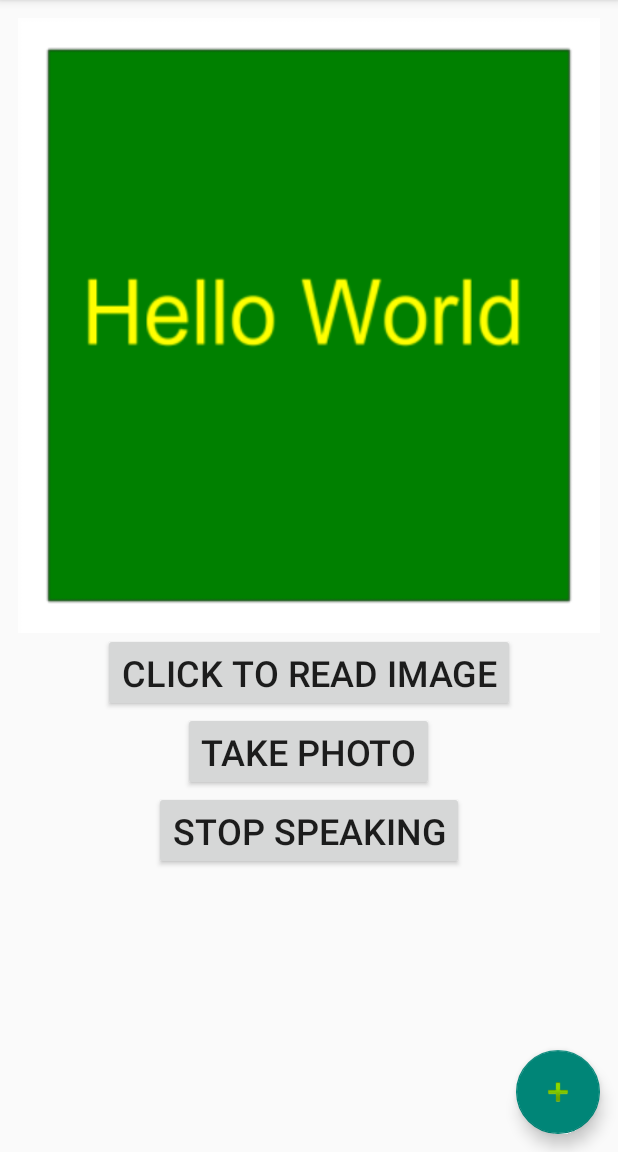
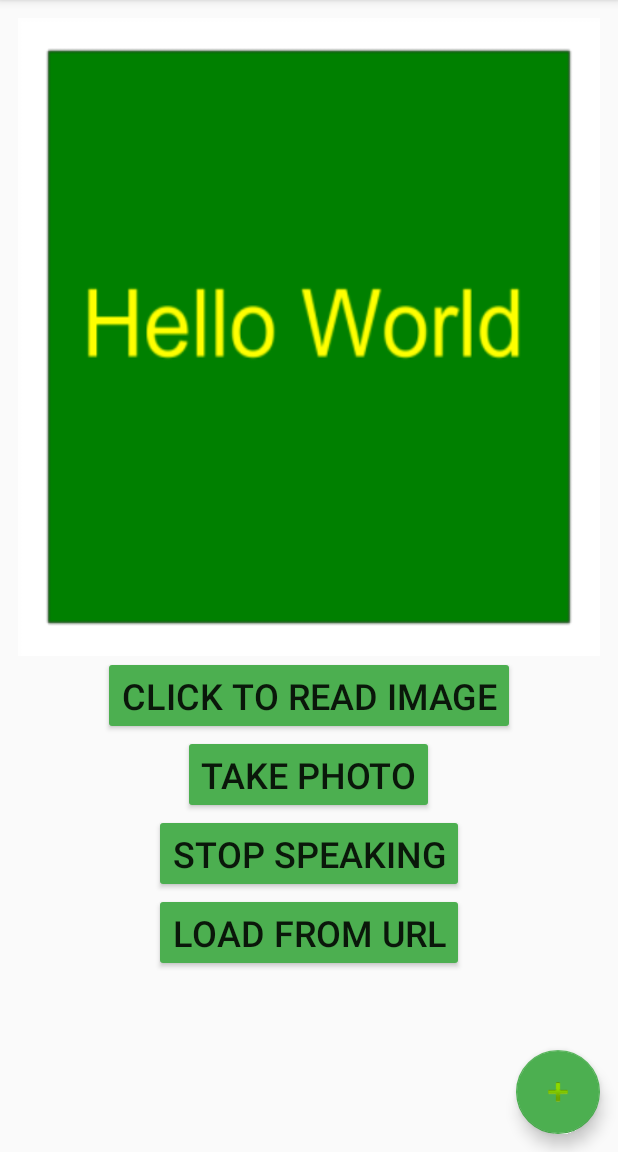
Before and after one commit to Shrehit/VisionBuddy, an Android app: the screen it shows after launch (MainActivity), on a phone screen of 412 x 824 dp, the part 84-1236 px from its top. Run offline under Robolectric (Android 15) with nearby library versions, the phone set to English and light mode, and no system bars; our stand-ins replace Picasso.

```diff
--- a/app/build.gradle
+++ b/app/build.gradle
@@ -32,4 +32,8 @@ dependencies {
     implementation 'com.android.support:support-v13:28.0.0'
     implementation 'com.commonsware.cwac:provider:0.5.0'
     implementation 'com.android.support:design:28.0.0'
+    implementation ('com.squareup.picasso:picasso:2.71828') {
+        exclude group: 'com.android.support'
+        exclude module: ['exifinterface', 'support-annotations']
+    }
 }
--- a/app/src/main/AndroidManifest.xml
+++ b/app/src/main/AndroidManifest.xml
@@ -5,6 +5,8 @@
 
     <uses-permission android:name="android.permission.CAMERA" />
     <uses-permission android:name="android.permission.WRITE_EXTERNAL_STORAGE" />
+    <uses-permission android:name="android.permission.INTERNET" />
+
     <application
         android:allowBackup="true"
         android:icon="@mipmap/ic_launcher"
@@ -12,6 +14,7 @@
         android:roundIcon="@mipmap/ic_launcher_round"
         android:supportsRtl="true"
         android:theme="@style/AppTheme"
+        android:usesCleartextTraffic="true"
         tools:ignore="GoogleAppIndexingWarning">
         <activity android:name=".MainActivity"  android:configChanges="orientation" >
             <intent-filter>
--- a/app/src/main/res/layout/main.xml
+++ b/app/src/main/res/layout/main.xml
@@ -1,4 +1,10 @@
 <?xml version="1.0" encoding="utf-8"?>
+<android.support.design.widget.CoordinatorLayout
+    android:id="@+id/main_content"
+    xmlns:android="http://schemas.android.com/apk/res/android"
+    xmlns:app="http://schemas.android.com/apk/res-auto"
+    android:layout_width="match_parent"
+    android:layout_height="match_parent">
 
     <LinearLayout xmlns:android="http://schemas.android.com/apk/res/android"
         android:layout_width="match_parent"
@@ -36,15 +42,23 @@
             android:layout_width="wrap_content"
             android:layout_height="wrap_content"
             android:id="@+id/stop"/>
+        <Button
+            android:layout_gravity = "center_horizontal"
+            android:text="Load from URL"
+            android:textSize="24sp"
+            android:layout_width="wrap_content"
+            android:layout_height="wrap_content"
+            android:id="@+id/urlBut"/>
         <TextView
             android:id="@+id/text"
             android:layout_gravity = "center_horizontal"
             android:text=""
-        android:layout_below="@id/camera_button"
             android:textSize="25sp"
             android:layout_width="wrap_content"
             android:scrollbars="vertical"
             android:layout_height="120dp" />
+    </LinearLayout>
+
     <android.support.design.widget.FloatingActionButton
         android:id="@+id/fab"
         android:layout_width="wrap_content"
@@ -53,4 +67,4 @@
         android:layout_marginEnd="12dp"
         android:layout_marginBottom="12dp"
         app:srcCompat="@android:drawable/ic_input_add" />
-</LinearLayout>
+</android.support.design.widget.CoordinatorLayout>
--- a/app/src/main/res/values/styles.xml
+++ b/app/src/main/res/values/styles.xml
@@ -5,7 +5,9 @@
         <!-- Customize your theme here. -->
         <item name="colorPrimary">#311b92</item>
         <item name="colorPrimaryDark">#000063</item>
-        <item name="colorSecondary">#e91e63</item>
+        <item name="colorAccent">#4caf50</item>
+        <item name="android:colorButtonNormal">#4caf50</item>
+
     </style>
 
 </resources>
```
Also changed, not shown: app/src/main/java/com/example/shrehitgoel/visionbuddy/MainActivity.java (+53 -0 lines). Lines whose indentation alone changed are shown as unchanged.
